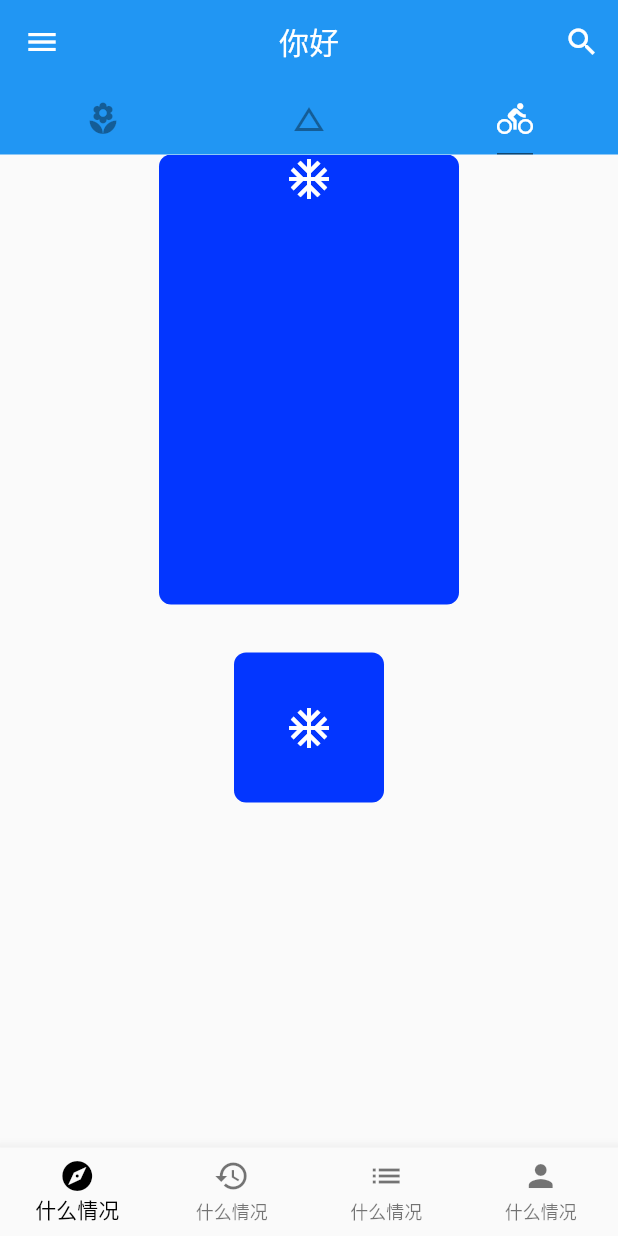
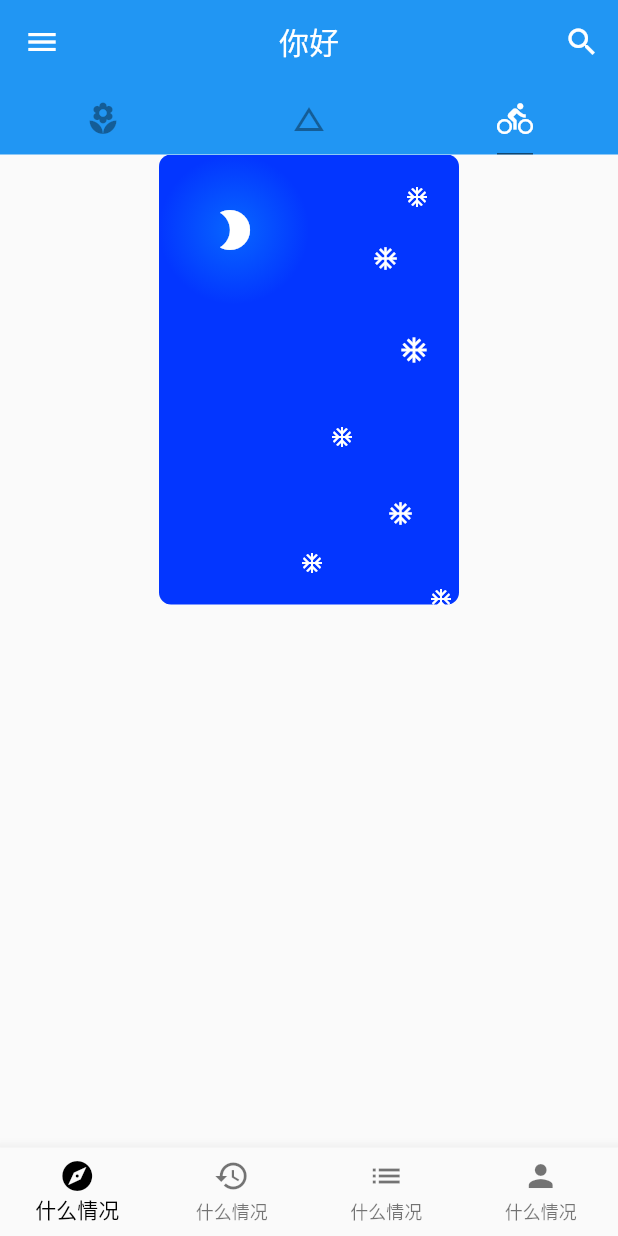
Before and after one commit to YuDongZhang/flutter_app_learn, a Flutter app: the Home screen opened directly, tab 3 chosen, on a phone screen of 412 x 824 dp. Run offline on Flutter 3.47's test engine with Material 2 defaults, Android fonts, the phone set to English and light mode, and no system bars; network calls fail.

Commit message:
Stack 放一摞小部件

```diff
--- a/lib/20-宁浩教程练习/demo/layout_demo.dart
+++ b/lib/20-宁浩教程练习/demo/layout_demo.dart
@@ -1,59 +1,112 @@
 import 'package:flutter/material.dart';
 
-class LayoutDemo extends StatelessWidget{
+class LayoutDemo extends StatelessWidget {
   @override
   Widget build(BuildContext context) {
     return Container(
-      child:  Column(
+      child: Column(
         // mainAxisAlignment: MainAxisAlignment.spaceBetween,//主轴
-        crossAxisAlignment: CrossAxisAlignment.center,//交叉轴
+        crossAxisAlignment: CrossAxisAlignment.center, //交叉轴
+
+        children: [
+          Stack(
+            alignment: Alignment.topLeft,
             children: [
               SizedBox(
                 width: 200.0,
                 height: 300.0,
                 child: Container(
                   // alignment: Alignment(0.0,-1),//矩形内部的点 , 可以来控制子部件的 位置
-              alignment: Alignment.topCenter,//矩形内部的点 , 可以来控制子部件的 位置
+                  alignment: Alignment.topCenter, //矩形内部的点 , 可以来控制子部件的 位置
                   decoration: BoxDecoration(
                       color: Color.fromRGBO(3, 54, 255, 1.0),
-                borderRadius: BorderRadius.circular(8.0)
-              ),
-              child: Icon(Icons.ac_unit,color: Colors.white,size: 32,),
+                      borderRadius: BorderRadius.circular(8.0)),
+                  // child: Icon(Icons.ac_unit,color: Colors.white,size: 32,),
                 ),
               ),
-          SizedBox(height: 32,),
+              SizedBox(
+                height: 32,
+              ),
               SizedBox(
                 width: 100.0,
                 height: 100.0,
                 child: Container(
                   decoration: BoxDecoration(
                     color: Color.fromRGBO(3, 54, 255, 1.0),
-                  borderRadius: BorderRadius.circular(8.0)
+                    // borderRadius: BorderRadius.circular(8.0)
+                    shape: BoxShape.circle,
+                    gradient: RadialGradient(colors: [
+                      Color.fromRGBO(7, 102, 255, 1.0),
+                      Color.fromRGBO(3, 54, 255, 1.0),
+                    ]),
                   ),
-              child: Icon(Icons.ac_unit,color: Colors.white,size: 32,),
+                  child: Icon(
+                    Icons.brightness_2,
+                    color: Colors.white,
+                    size: 32,
                   ),
+                ),
+              ),
+              Positioned(
+                right: 20.0,
+                top: 20.0,
+                child: Icon(Icons.ac_unit, color: Colors.white, size: 16.0),
+              ),
+              Positioned(
+                right: 40.0,
+                top: 60.0,
+                child: Icon(Icons.ac_unit, color: Colors.white, size: 18.0),
+              ),
+              Positioned(
+                right: 20.0,
+                top: 120.0,
+                child: Icon(Icons.ac_unit, color: Colors.white, size: 20.0),
+              ),
+              Positioned(
+                right: 70.0,
+                top: 180.0,
+                child: Icon(Icons.ac_unit, color: Colors.white, size: 16.0),
+              ),
+              Positioned(
+                right: 30.0,
+                top: 230.0,
+                child: Icon(Icons.ac_unit, color: Colors.white, size: 18.0),
+              ),
+              Positioned(
+                right: 90.0,
+                bottom: 20.0,
+                child: Icon(Icons.ac_unit, color: Colors.white, size: 16.0),
+              ),
+              Positioned(
+                right: 4.0,
+                bottom: -4.0,
+                child: Icon(Icons.ac_unit, color: Colors.white, size: 16.0),
+              ),
+            ],
           ),
         ],
       ),
     );
   }
-
 }
 
-class IconBadge extends StatelessWidget{
+class IconBadge extends StatelessWidget {
   final IconData icon;
   final double size;
 
-  IconBadge(this.icon,{this.size = 32.0});//这种就是有默认值的 size
+  IconBadge(this.icon, {this.size = 32.0}); //这种就是有默认值的 size
 
   @override
   Widget build(BuildContext context) {
     return Container(
-      child: Icon(icon,size: size,color: Colors.white,),
+      child: Icon(
+        icon,
+        size: size,
+        color: Colors.white,
+      ),
       width: size + 60,
       height: size + 60,
       color: Color.fromRGBO(3, 54, 255, 1.0),
     );
   }
-
 }
```
Lines whose indentation alone changed are shown as unchanged.
